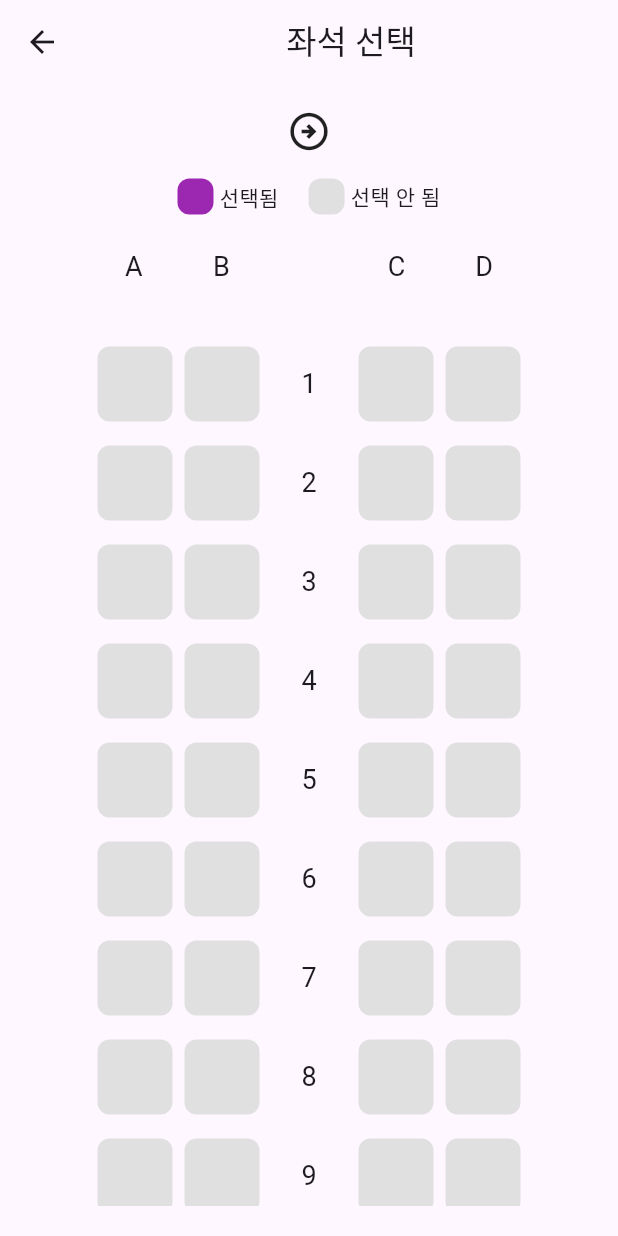
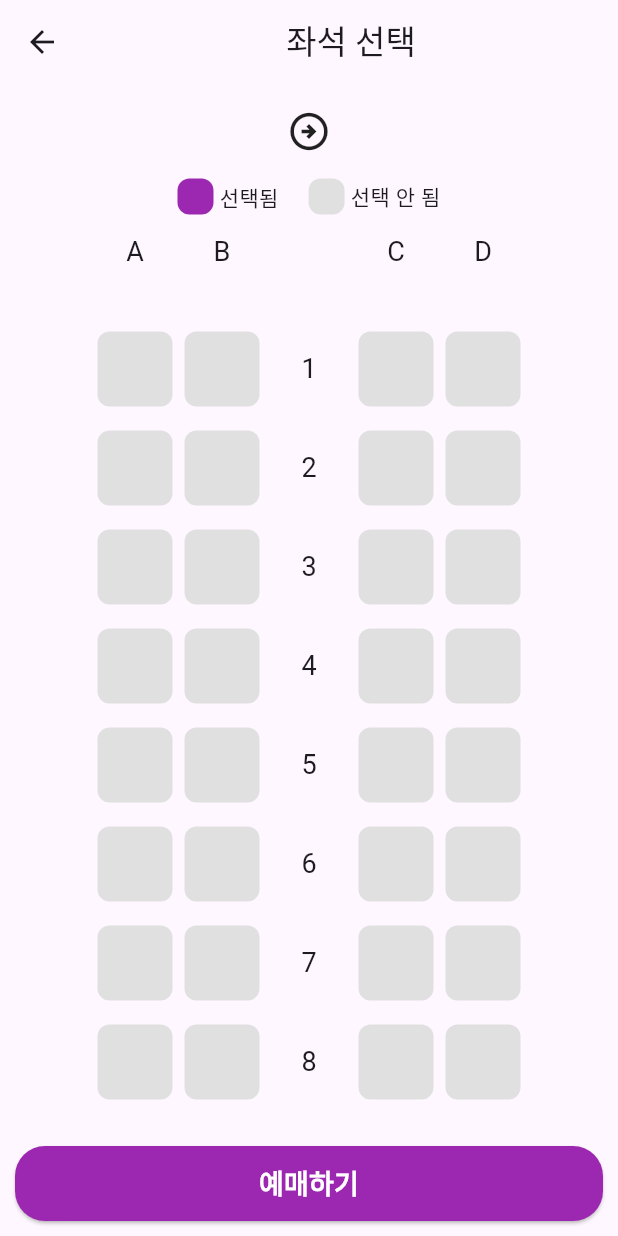
Before and after one commit to Anne9602/flutter_train_app, a Flutter app: the screen it shows after launch, after a tap on "좌석 선택", on a phone screen of 412 x 824 dp. Run offline on Flutter 3.47's test engine with Material 3 defaults, Android fonts, the phone set to English and light mode, and no system bars.

Commit message:
위젯분리 전

```diff
--- a/lib/pages/home/widgets/seat_choice_button.dart
+++ b/lib/pages/home/widgets/seat_choice_button.dart
@@ -1,4 +1,6 @@
 import 'package:flutter/material.dart';
+
+//좌석선택 버튼 위젯 구현
 
 class SeatChoiceButton extends StatelessWidget {
   SeatChoiceButton(this.departureStation, this.arrivalStation, {super.key});
--- a/lib/pages/seat_page/seat_page.dart
+++ b/lib/pages/seat_page/seat_page.dart
@@ -1,4 +1,6 @@
+import 'package:flutter/cupertino.dart';
 import 'package:flutter/material.dart';
+import 'package:flutter_train_app/pages/seat_page/widgets/lables.dart';
 
 //좌석 선택 페이지
 
@@ -23,7 +25,7 @@ class _SeatPageState extends State<SeatPage> {
     return Scaffold(
       appBar: AppBar(title: Center(child: Text('좌석 선택'))),
       body: Padding(
-        padding: const EdgeInsets.symmetric(horizontal: 60),
+        padding: const EdgeInsets.symmetric(horizontal: 10),
         child: Column(
           children: [
             SizedBox(height: 10),
@@ -32,38 +34,108 @@ class _SeatPageState extends State<SeatPage> {
             SizedBox(height: 10),
             //선택됨 및 선택 안 됨 표시
             lable(),
-            SizedBox(height: 10),
             //ABCD레이블
             Row(
+              mainAxisAlignment: MainAxisAlignment.center,
               children: [
                 lableforLow('A'),
                 lableforLow('B'),
-                lableforLow(' '),
+                lableforLow(''),
                 lableforLow('C'),
                 lableforLow('D'),
               ],
             ),
 
+            //좌석 선택(
             Expanded(
               child: Padding(
                 padding: const EdgeInsets.symmetric(vertical: 20),
                 child: ListView(
-                  children: [
-                    //좌석 선택
-                    for (int i = 0; i < 20; i++) row(i + 1),
-                  ],
+                  children: [for (int i = 0; i < 20; i++) row(i + 1)],
                 ),
               ),
             ),
+
+            //예매하기 버튼
+            reservation_button(context),
+            SizedBox(height: 10),
           ],
         ),
       ),
     );
   }
 
+  SizedBox reservation_button(BuildContext context) {
+    return SizedBox(
+      width: double.infinity,
+      height: 50,
+      child: ElevatedButton(
+        style: ElevatedButton.styleFrom(
+          backgroundColor: Colors.purple,
+          shape: RoundedRectangleBorder(
+            borderRadius: BorderRadius.circular(20),
+          ),
+        ),
+        onPressed: () {
+          //선택된 좌석이 없으면 아무반응 x, 있으면 터치시 팝업 구현
+          if (selectedCol == null && selectedRow == null) {
+            return;
+          } else {
+            showCupertinoDialog(
+              context: context,
+              builder: (context) {
+                return CupertinoAlertDialog(
+                  title: Text('예매 하시겠습니까?'),
+                  content: Text('좌석: $selectedRow - $selectedCol'),
+                  actions: [
+                    CupertinoDialogAction(
+                      isDestructiveAction: true,
+                      onPressed: () {
+                        //취소 클릭시의 버튼 구현
+                        Navigator.of(context).pop();
+                      },
+                      child: Text('취소'),
+                    ),
+                    CupertinoDialogAction(
+                      isDefaultAction: true,
+
+                      child: Text(
+                        '확인',
+                        style: TextStyle(color: CupertinoColors.activeBlue),
+                      ),
+
+                      onPressed: () {
+                        //확인 클릭시의 버튼 구현
+                        Navigator.of(context).pop();
+                        Navigator.pushNamedAndRemoveUntil(
+                          context,
+                          '/',
+                          (route) => false,
+                        );
+                      },
+                    ),
+                  ],
+                );
+              },
+            );
+          }
+        },
+        child: Text(
+          '예매하기',
+          style: TextStyle(
+            color: Colors.white,
+            fontSize: 18,
+            fontWeight: FontWeight.bold,
+          ),
+        ),
+      ),
+    );
+  }
+
   //ABCD레이블 표시
-  Expanded lableforLow(String text) {
-    return Expanded(
+  Widget lableforLow(String text) {
+    return Padding(
+      padding: const EdgeInsets.symmetric(horizontal: 4),
       child: Container(
         height: 50,
         width: 50,
@@ -73,7 +145,6 @@ class _SeatPageState extends State<SeatPage> {
   }
 
   //선택됨 및 선택 안 됨 표시
-
   Row lable() {
     return Row(
       mainAxisAlignment: MainAxisAlignment.center,
@@ -166,53 +237,3 @@ class _SeatPageState extends State<SeatPage> {
     );
   }
 }
-
-//출발역 -> 도착역 위젯
-class departureToArrival extends StatelessWidget {
-  const departureToArrival({
-    super.key,
-    required this.departure,
-    required this.arrival,
-  });
-
-  final String departure;
-  final String arrival;
-
-  @override
-  Widget build(BuildContext context) {
-    return Row(
-      children: [
-        //출발역
-        Expanded(
-          child: Center(
-            child: Text(
-              departure,
-              style: TextStyle(
-                fontSize: 30,
-                color: Colors.purple,
-                fontWeight: FontWeight.bold,
-              ),
-            ),
-          ),
-        ),
-
-        //화살표 아이콘
-        Expanded(child: Icon(Icons.arrow_circle_right_outlined, size: 30)),
-
-        // 도착역
-        Expanded(
-          child: Center(
-            child: Text(
-              arrival,
-              style: TextStyle(
-                fontSize: 30,
-                color: Colors.purple,
-                fontWeight: FontWeight.bold,
-              ),
-            ),
-          ),
-        ),
-      ],
-    );
-  }
-}
--- /dev/null
+++ b/lib/pages/seat_page/widgets/lables.dart
@@ -0,0 +1,54 @@
+//출발역 -> 도착역 레이블 위젯
+import 'package:flutter/material.dart';
+
+class departureToArrival extends StatelessWidget {
+  const departureToArrival({
+    super.key,
+    required this.departure,
+    required this.arrival,
+  });
+
+  final String departure;
+  final String arrival;
+
+  @override
+  Widget build(BuildContext context) {
+    return Padding(
+      padding: const EdgeInsets.symmetric(horizontal: 25),
+      child: Row(
+        children: [
+          //출발역
+          Expanded(
+            child: Center(
+              child: Text(
+                departure,
+                style: TextStyle(
+                  fontSize: 30,
+                  color: Colors.purple,
+                  fontWeight: FontWeight.bold,
+                ),
+              ),
+            ),
+          ),
+
+          //화살표 아이콘
+          Expanded(child: Icon(Icons.arrow_circle_right_outlined, size: 30)),
+
+          // 도착역
+          Expanded(
+            child: Center(
+              child: Text(
+                arrival,
+                style: TextStyle(
+                  fontSize: 30,
+                  color: Colors.purple,
+                  fontWeight: FontWeight.bold,
+                ),
+              ),
+            ),
+          ),
+        ],
+      ),
+    );
+  }
+}
```
